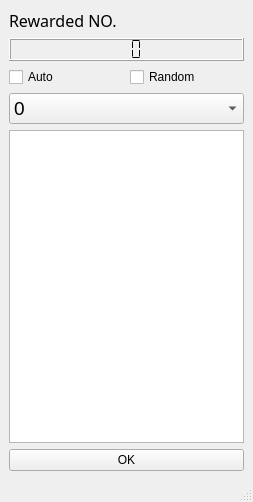
The window that mainwindow.ui (idiotyong/WeiYaGameClient) describes before a commit, drawn with Qt 5.
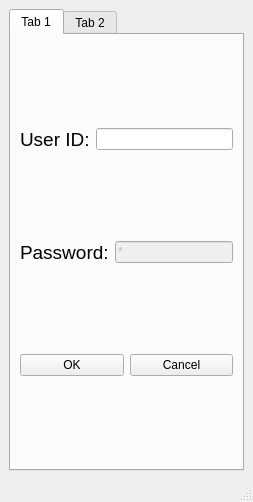
The same window after the commit.

Commit message: v0.0.0.2 1. To Abandoned Login Dialog because Webassembly initial fail. 2. Login with mainwindow

Patch:
```diff
--- a/mainwindow.ui
+++ b/mainwindow.ui
@@ -16,6 +16,114 @@
   <widget class="QWidget" name="centralwidget">
    <layout class="QVBoxLayout" name="verticalLayout">
     <item>
+     <widget class="QTabWidget" name="tabWidget">
+      <property name="tabPosition">
+       <enum>QTabWidget::North</enum>
+      </property>
+      <property name="tabShape">
+       <enum>QTabWidget::Rounded</enum>
+      </property>
+      <property name="currentIndex">
+       <number>0</number>
+      </property>
+      <property name="iconSize">
+       <size>
+        <width>0</width>
+        <height>0</height>
+       </size>
+      </property>
+      <property name="elideMode">
+       <enum>Qt::ElideNone</enum>
+      </property>
+      <property name="usesScrollButtons">
+       <bool>true</bool>
+      </property>
+      <property name="tabsClosable">
+       <bool>false</bool>
+      </property>
+      <property name="movable">
+       <bool>false</bool>
+      </property>
+      <widget class="QWidget" name="tbLogin">
+       <attribute name="title">
+        <string>Tab 1</string>
+       </attribute>
+       <layout class="QVBoxLayout" name="verticalLayout_3">
+        <item>
+         <layout class="QHBoxLayout" name="horizontalLayout_3">
+          <item>
+           <widget class="QLabel" name="label_3">
+            <property name="font">
+             <font>
+              <pointsize>14</pointsize>
+             </font>
+            </property>
+            <property name="text">
+             <string>User ID:</string>
+            </property>
+           </widget>
+          </item>
+          <item>
+           <widget class="QLineEdit" name="ledtUserName">
+            <property name="text">
+             <string/>
+            </property>
+           </widget>
+          </item>
+         </layout>
+        </item>
+        <item>
+         <layout class="QHBoxLayout" name="horizontalLayout_2">
+          <item>
+           <widget class="QLabel" name="label_2">
+            <property name="font">
+             <font>
+              <pointsize>14</pointsize>
+             </font>
+            </property>
+            <property name="text">
+             <string>Password:</string>
+            </property>
+           </widget>
+          </item>
+          <item>
+           <widget class="QLineEdit" name="ledtPassword">
+            <property name="enabled">
+             <bool>false</bool>
+            </property>
+            <property name="inputMask">
+             <string>*</string>
+            </property>
+           </widget>
+          </item>
+         </layout>
+        </item>
+        <item>
+         <layout class="QHBoxLayout" name="horizontalLayout_4">
+          <item>
+           <widget class="QPushButton" name="btnLoginOK">
+            <property name="text">
+             <string>OK</string>
+            </property>
+           </widget>
+          </item>
+          <item>
+           <widget class="QPushButton" name="btnCancel">
+            <property name="text">
+             <string>Cancel</string>
+            </property>
+           </widget>
+          </item>
+         </layout>
+        </item>
+       </layout>
+      </widget>
+      <widget class="QWidget" name="tbOperation">
+       <attribute name="title">
+        <string>Tab 2</string>
+       </attribute>
+       <layout class="QVBoxLayout" name="verticalLayout_2">
+        <item>
      <widget class="QLabel" name="label">
       <property name="font">
        <font>
@@ -107,6 +215,10 @@
       <property name="text">
        <string>OK</string>
       </property>
+         </widget>
+        </item>
+       </layout>
+      </widget>
      </widget>
     </item>
    </layout>
```
Lines whose indentation alone changed are shown as unchanged. The commit also changes 2 other files.
